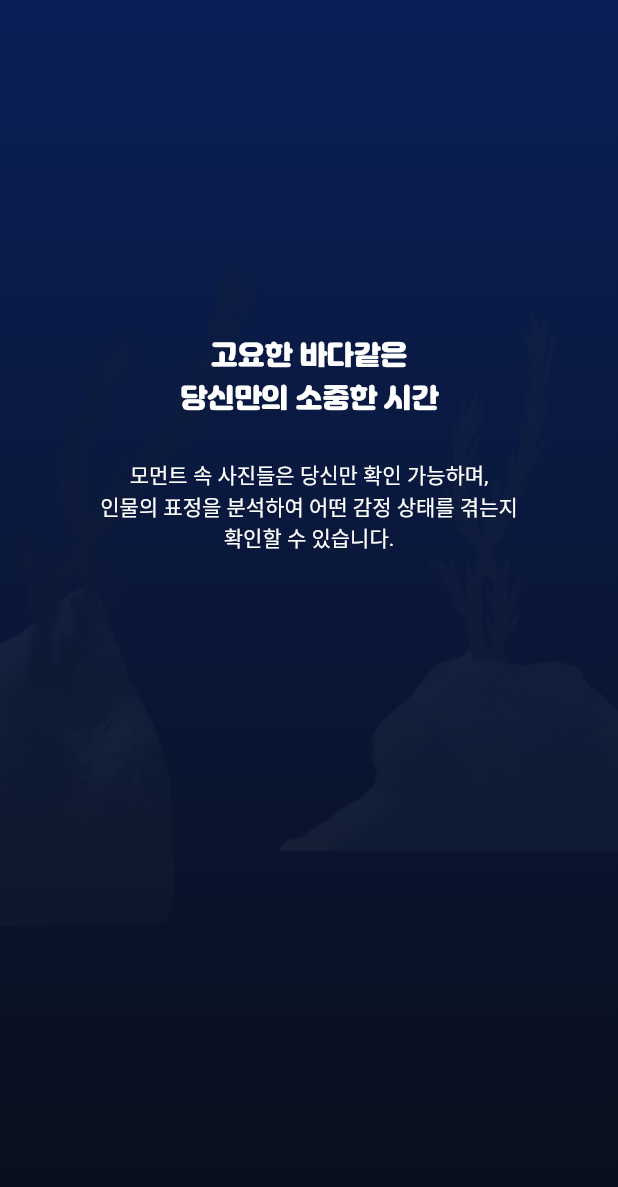
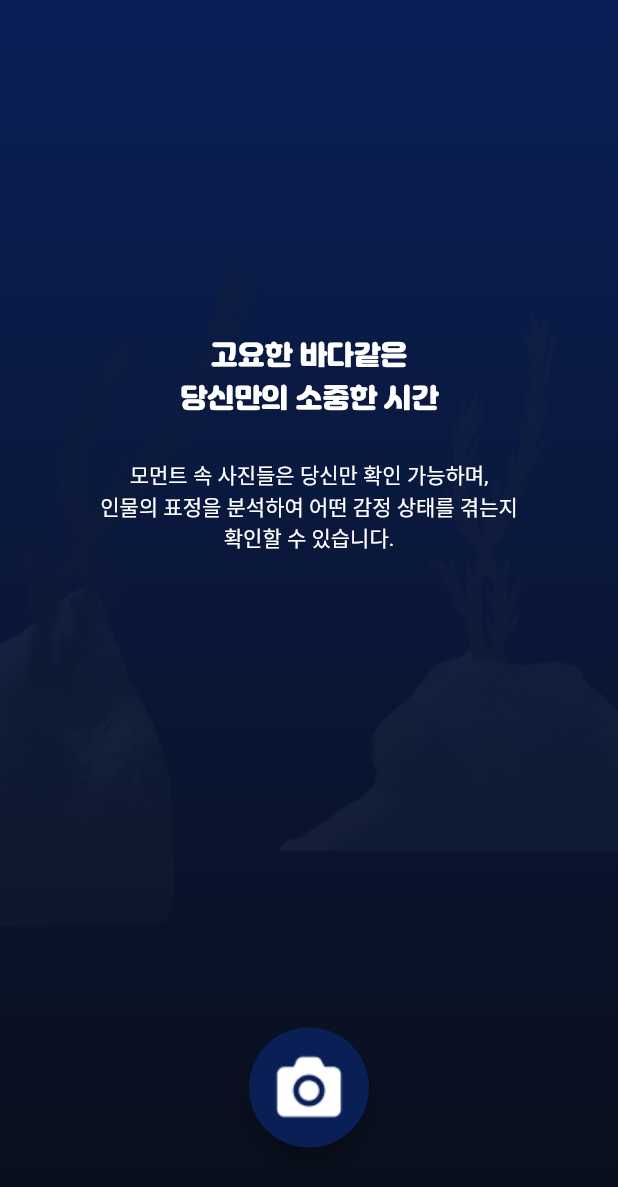
Before and after one commit to NORITHON/MOA, a Flutter app: the StartView screen opened directly, on a phone screen of 412 x 824 dp. Shown: the top 1187 px of the screen. Run offline on Flutter 3.47's test engine with Material 2 defaults, Android fonts, the phone set to English and light mode, and no system bars; our stand-ins replace camera, flutter_highlight, flutter_svg, google_fonts, image_picker, page_transition and 2 more; missing offline and left inert: colorful_safe_area, datepicker_dropdown, google_mlkit_commons, google_mlkit_face_detection, onboarding; Roboto replaces fonts that are missing (PretendardVariable); project files that could hold a hidden picture were left out.

Commit message:
[UPDATE] UI 수정

```diff
--- a/lib/camera_view.dart
+++ b/lib/camera_view.dart
@@ -88,7 +88,7 @@ class _CameraViewState extends State<CameraView> {
   @override
   Widget build(BuildContext context) {
     return Container(
-      decoration: const BoxDecoration(
+      decoration: BoxDecoration(
         gradient: LinearGradient(
           begin: Alignment.topCenter,
           end: Alignment.bottomCenter,
--- a/lib/src/showcase_timeline_tile.dart
+++ b/lib/src/showcase_timeline_tile.dart
@@ -43,7 +43,7 @@ class _ShowcaseTimelineTileState extends State<ShowcaseTimelineTile> {
   @override
   Widget build(BuildContext context) {
     return Container(
-      decoration: const BoxDecoration(
+      decoration: BoxDecoration(
         gradient: LinearGradient(
           begin: Alignment.topCenter,
           end: Alignment.bottomCenter,
--- a/lib/src/start_view.dart
+++ b/lib/src/start_view.dart
@@ -89,11 +89,6 @@ class _StartViewState extends State<StartView> {
                     ),
                   );
                 },
-                child: SizedBox(
-                  width: 50,
-                  height: 50,
-                  color: Colors.black,
-                ),
               ),
 
               // ElevatedButton(
@@ -135,48 +130,46 @@ class _StartViewState extends State<StartView> {
               //   shape: const CircleBorder(),
               // ),
             ],
-            // ),
-            //   floatingActionButtonLocation:
-            //       FloatingActionButtonLocation.centerDocked,
-            //   floatingActionButton: Container(
-            //     width: MediaQuery.of(context).size.width * 0.94,
-            //     //width: 410,
-            //     height: 198,
-            //     child: Stack(
-            //       //will break to another line on overflow
-            //       //use vertical to show  on vertical axis
-            //       children: <Widget>[
-            //         Align(
-            //           alignment: Alignment.center,
-            //           child: Padding(
-            //             padding: const EdgeInsets.fromLTRB(0, 0, 0, 0),
-            //             child: SizedBox(
-            //               height: 80,
-            //               width: 80,
-            //               child: FloatingActionButton(
-            //                 onPressed: () {
-            //                   // _showModalBottomSheet();
-            //                   Navigator.push(
-            //                     context,
-            //                     PageTransition(
-            //                       type: PageTransitionType.fade,
-            //                       child: const UploadCamera(),
-            //                     ),
-            //                   );
-            //                   //action code for button 2
-            //                 },
-            //                 backgroundColor: Color(0xff091F56),
-            //                 child: Image(
-            //                     image: AssetImage(
-            //                         'assets/icons/icon-camera-mono.png')),
-            //               ),
-            //             ),
-            //           ),
-            //         ),
-            //       ],
-            //     ),
-            //   ),
-            // ),
+          ),
+          floatingActionButtonLocation:
+              FloatingActionButtonLocation.centerDocked,
+          floatingActionButton: Container(
+            width: MediaQuery.of(context).size.width * 0.94,
+            //width: 410,
+            height: 198,
+            child: Stack(
+              //will break to another line on overflow
+              //use vertical to show  on vertical axis
+              children: <Widget>[
+                Align(
+                  alignment: Alignment.center,
+                  child: Padding(
+                    padding: const EdgeInsets.fromLTRB(0, 0, 0, 0),
+                    child: SizedBox(
+                      height: 80,
+                      width: 80,
+                      child: FloatingActionButton(
+                        onPressed: () {
+                          // _showModalBottomSheet();
+                          Navigator.push(
+                            context,
+                            PageTransition(
+                              type: PageTransitionType.fade,
+                              child: const UploadCamera(),
+                            ),
+                          );
+                          //action code for button 2
+                        },
+                        backgroundColor: Color(0xff091F56),
+                        child: Image(
+                            image: AssetImage(
+                                'assets/icons/icon-camera-mono.png')),
+                      ),
+                    ),
+                  ),
+                ),
+              ],
+            ),
           ),
         ),
       ),
```
Also changed, not shown: lib/moment_add.dart (+31 -14 lines).
